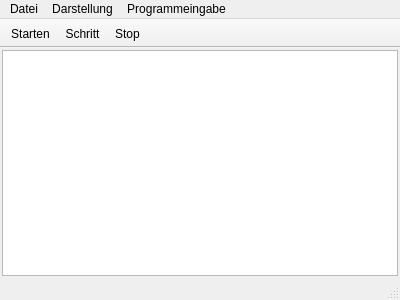
First picture: the form in RobotSteve/mainwindow.ui, repository Vogtinator/RobotSteve, before the edit.
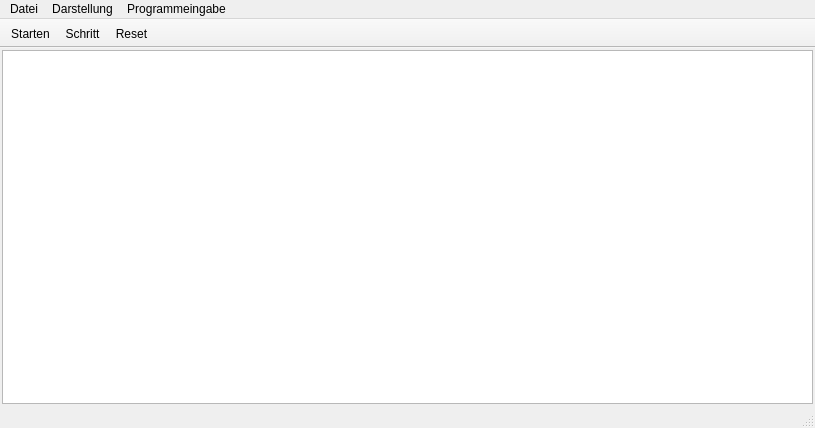
Second picture: the form after the edit.

```diff
--- a/RobotSteve/mainwindow.ui
+++ b/RobotSteve/mainwindow.ui
@@ -6,8 +6,8 @@
    <rect>
     <x>0</x>
     <y>0</y>
-    <width>400</width>
-    <height>300</height>
+    <width>815</width>
+    <height>428</height>
    </rect>
   </property>
   <property name="windowTitle">
@@ -42,7 +42,7 @@
     <rect>
      <x>0</x>
      <y>0</y>
-     <width>400</width>
+     <width>815</width>
      <height>23</height>
     </rect>
    </property>
@@ -85,7 +85,7 @@
    </attribute>
    <addaction name="actionStarten"/>
    <addaction name="actionSchritt"/>
-   <addaction name="actionStop"/>
+   <addaction name="actionReset"/>
   </widget>
   <widget class="QStatusBar" name="statusBar"/>
   <action name="actionLaden">
@@ -142,9 +142,9 @@
     <string>Schritt</string>
    </property>
   </action>
-  <action name="actionStop">
+  <action name="actionReset">
    <property name="text">
-    <string>Stop</string>
+    <string>Reset</string>
    </property>
   </action>
  </widget>
```
